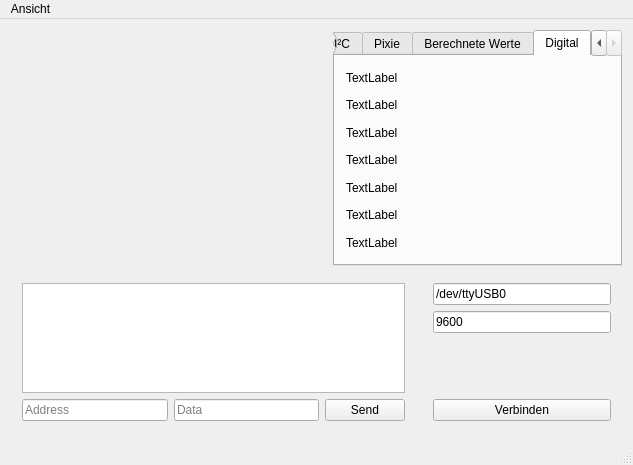
aul12/RobotDebug, file mainwindow.ui: the form before one commit.
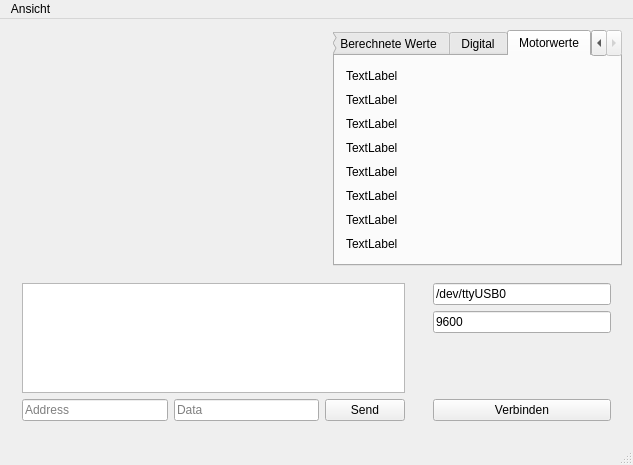
The form after the commit.

```diff
--- a/mainwindow.ui
+++ b/mainwindow.ui
@@ -37,7 +37,7 @@
        </size>
       </property>
       <property name="currentIndex">
-       <number>5</number>
+       <number>6</number>
       </property>
       <widget class="QWidget" name="tabADCA">
        <attribute name="title">
@@ -382,6 +382,69 @@
         </item>
        </layout>
       </widget>
+      <widget class="QWidget" name="tabMotor">
+       <attribute name="title">
+        <string>Motorwerte</string>
+       </attribute>
+       <layout class="QVBoxLayout" name="verticalLayout_9">
+        <item>
+         <widget class="QLabel" name="labelMotor0">
+          <property name="text">
+           <string>TextLabel</string>
+          </property>
+         </widget>
+        </item>
+        <item>
+         <widget class="QLabel" name="labelMotor1">
+          <property name="text">
+           <string>TextLabel</string>
+          </property>
+         </widget>
+        </item>
+        <item>
+         <widget class="QLabel" name="labelMotor2">
+          <property name="text">
+           <string>TextLabel</string>
+          </property>
+         </widget>
+        </item>
+        <item>
+         <widget class="QLabel" name="labelMotor3">
+          <property name="text">
+           <string>TextLabel</string>
+          </property>
+         </widget>
+        </item>
+        <item>
+         <widget class="QLabel" name="labelMotorDribbler">
+          <property name="text">
+           <string>TextLabel</string>
+          </property>
+         </widget>
+        </item>
+        <item>
+         <widget class="QLabel" name="labelMotorSchuss">
+          <property name="text">
+           <string>TextLabel</string>
+          </property>
+         </widget>
+        </item>
+        <item>
+         <widget class="QLabel" name="labelMotorOutWinkel">
+          <property name="text">
+           <string>TextLabel</string>
+          </property>
+         </widget>
+        </item>
+        <item>
+         <widget class="QLabel" name="labelMotorOutStatus">
+          <property name="text">
+           <string>TextLabel</string>
+          </property>
+         </widget>
+        </item>
+       </layout>
+      </widget>
      </widget>
     </item>
     <item row="2" column="0" colspan="3">
```
Left out of the diff: 1 changed line with no effect on the pictures.
